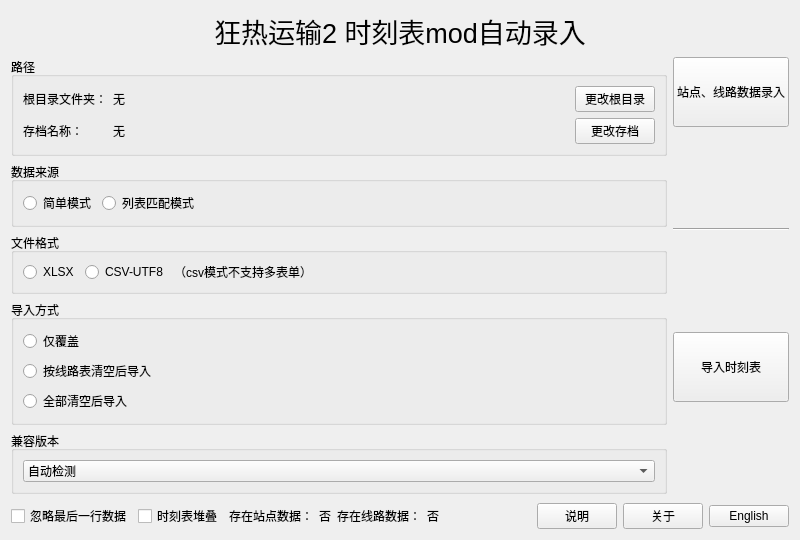
zm0423/tpf2_autofill, file ui/mainui.ui: the form before one commit.
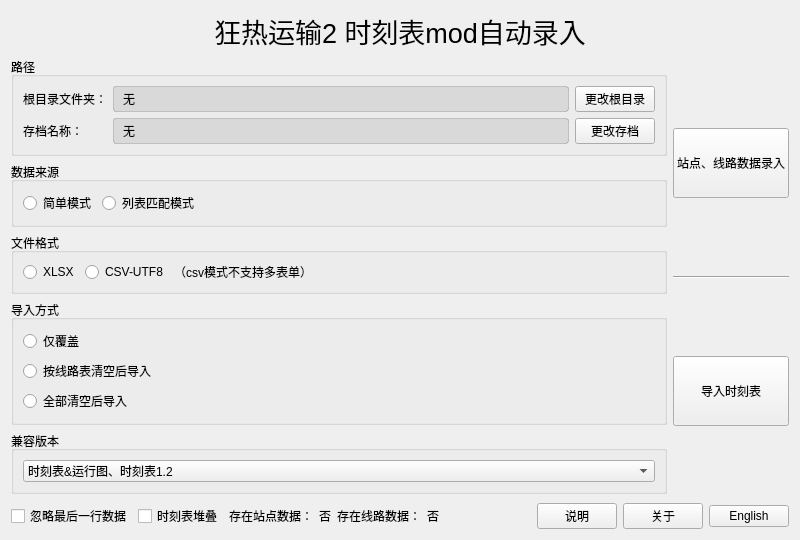
The form after the commit.

Commit message: ui polish: remove auto-detect, center right buttons, style status labels

What changed in the file:
```diff
--- a/ui/mainui.ui
+++ b/ui/mainui.ui
@@ -60,6 +60,9 @@
             <property name="textInteractionFlags">
              <set>Qt::TextInteractionFlag::TextSelectableByMouse</set>
             </property>
+            <property name="styleSheet">
+             <string notr="true">background-color: rgba(0, 0, 0, 20); border: 1px solid rgba(0, 0, 0, 40); border-radius: 3px; padding: 2px 6px;</string>
+            </property>
            </widget>
           </item>
           <item row="0" column="2">
@@ -90,6 +93,9 @@
             <property name="textInteractionFlags">
              <set>Qt::TextInteractionFlag::TextSelectableByMouse</set>
             </property>
+            <property name="styleSheet">
+             <string notr="true">background-color: rgba(0, 0, 0, 20); border: 1px solid rgba(0, 0, 0, 40); border-radius: 3px; padding: 2px 6px;</string>
+            </property>
            </widget>
           </item>
           <item row="1" column="2">
@@ -230,11 +236,6 @@
               <verstretch>0</verstretch>
              </sizepolicy>
             </property>
-            <item>
-             <property name="text">
-              <string>自动检测</string>
-             </property>
-            </item>
             <item>
              <property name="text">
               <string>时刻表&amp;运行图、时刻表1.2</string>
@@ -267,6 +268,19 @@
      </item>
      <item>
       <layout class="QVBoxLayout" name="rightCol">
+       <item>
+        <spacer name="rightTopStretch">
+         <property name="orientation">
+          <enum>Qt::Orientation::Vertical</enum>
+         </property>
+         <property name="sizeHint" stdset="0">
+          <size>
+           <width>20</width>
+           <height>40</height>
+          </size>
+         </property>
+        </spacer>
+       </item>
        <item>
         <widget class="QPushButton" name="input_data">
          <property name="minimumSize">
```
The commit also changes 1 other file.
